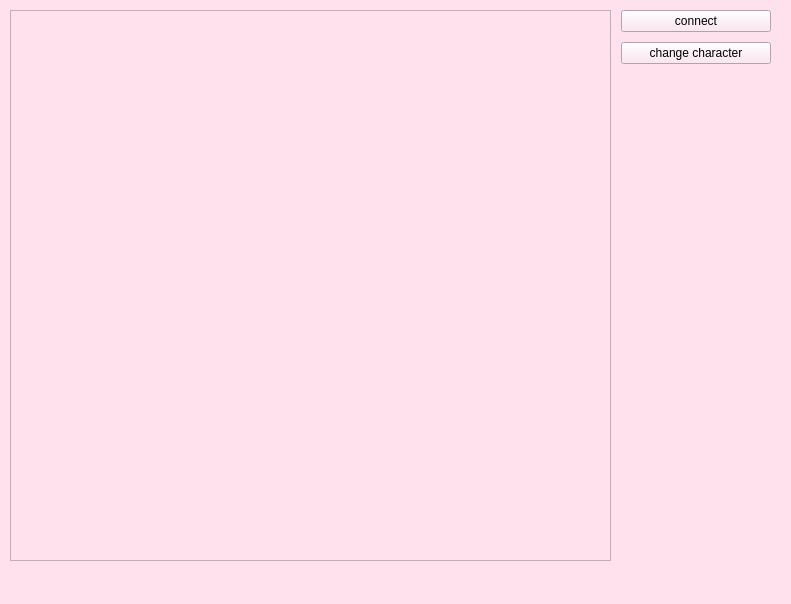
First picture: the form in client/main_window.ui, repository Taifin/ChitChat, before the edit.
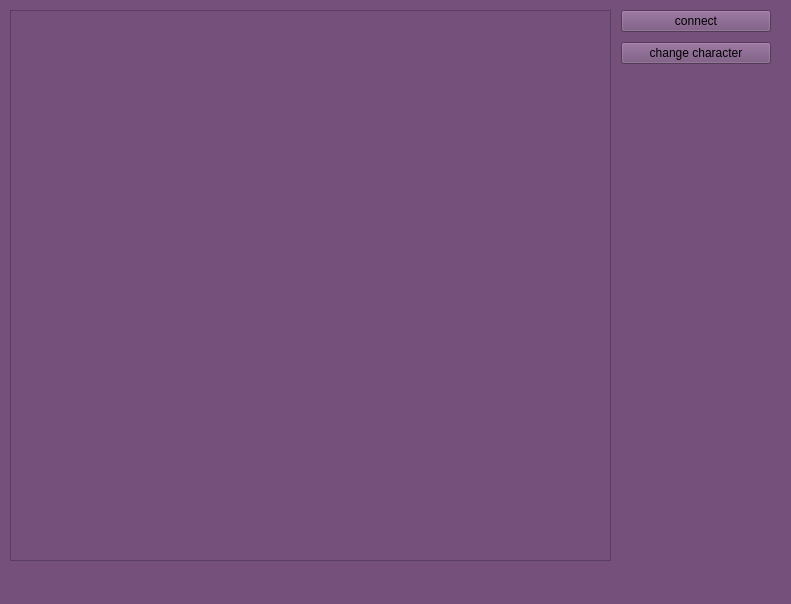
Second picture: the form after the edit.

```diff
--- a/client/main_window.ui
+++ b/client/main_window.ui
@@ -14,7 +14,7 @@
    <string>main_window</string>
   </property>
   <property name="styleSheet">
-   <string notr="true">background-color: rgb(255, 224, 237);</string>
+   <string notr="true">background-color: rgb(117, 80, 123);</string>
   </property>
   <widget class="QWidget" name="centralwidget">
    <property name="layoutDirection">
@@ -61,6 +61,10 @@
            <height>0</height>
           </size>
          </property>
+         <property name="styleSheet">
+          <string notr="true">selection-background-color: rgb(173, 127, 168);
+font: 700 10pt &quot;Source Code Pro&quot;;</string>
+         </property>
          <property name="text">
           <string>connect</string>
          </property>
@@ -77,6 +81,10 @@
        </item>
        <item>
         <widget class="QPushButton" name="change_avatar_button">
+         <property name="styleSheet">
+          <string notr="true">selection-background-color: rgb(173, 127, 168);
+font: 700 10pt &quot;Source Code Pro&quot;;</string>
+         </property>
          <property name="text">
           <string>change character</string>
          </property>
```
